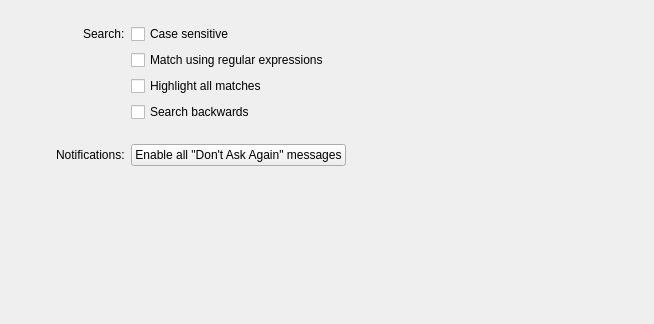
This is src/settings/GeneralSettings.ui in KDE/konsole as Qt 5 draws it before an edit; both pictures show x 0 to 654 and y 159 to 483 of the 654 by 483 pixel window. The edited form follows.
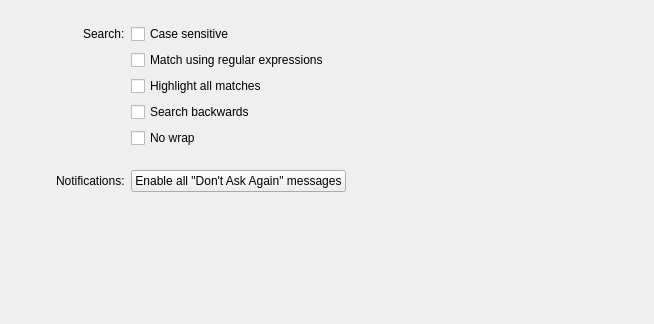
This is the edited form.

Commit message:
Add "No wrap" setting to search options
In some scenarios, users don't want to start a search again from the
top when they reach the end of the contents being searched. However,
if the contents are too large, it can be difficult to notice when
such jumping occurs. This commit aims to address this by adding an
option that disables the automatic wrapping in searches.

FEATURE: 303485

```diff
--- a/src/settings/GeneralSettings.ui
+++ b/src/settings/GeneralSettings.ui
@@ -174,7 +174,7 @@
        </property>
       </widget>
      </item>
-     <item row="11" column="1">
+     <item row="12" column="1">
       <spacer>
        <property name="orientation">
         <enum>Qt::Vertical</enum>
@@ -200,14 +200,14 @@
        </property>
       </widget>
      </item>
-     <item row="12" column="0" alignment="Qt::AlignRight">
+     <item row="13" column="0" alignment="Qt::AlignRight">
       <widget class="QLabel" name="label_3">
        <property name="text">
         <string>Notifications:</string>
        </property>
       </widget>
      </item>
-     <item row="12" column="1">
+     <item row="13" column="1">
       <layout class="QHBoxLayout" stretch="0,1">
        <property name="spacing">
         <number>0</number>
@@ -259,6 +259,22 @@
        </property>
       </widget>
      </item>
+     <item row="11" column="1">
+      <widget class="QCheckBox" name="kcfg_SearchNoWrap">
+       <property name="sizePolicy">
+        <sizepolicy hsizetype="Preferred" vsizetype="Fixed">
+         <horstretch>0</horstretch>
+         <verstretch>0</verstretch>
+        </sizepolicy>
+       </property>
+       <property name="toolTip">
+        <string>Sets whether search should stop instead of wrapping</string>
+       </property>
+       <property name="text">
+        <string>No wrap</string>
+       </property>
+      </widget>
+     </item>
     </layout>
    </item>
    <item>
```
The commit also changes 7 other files.
